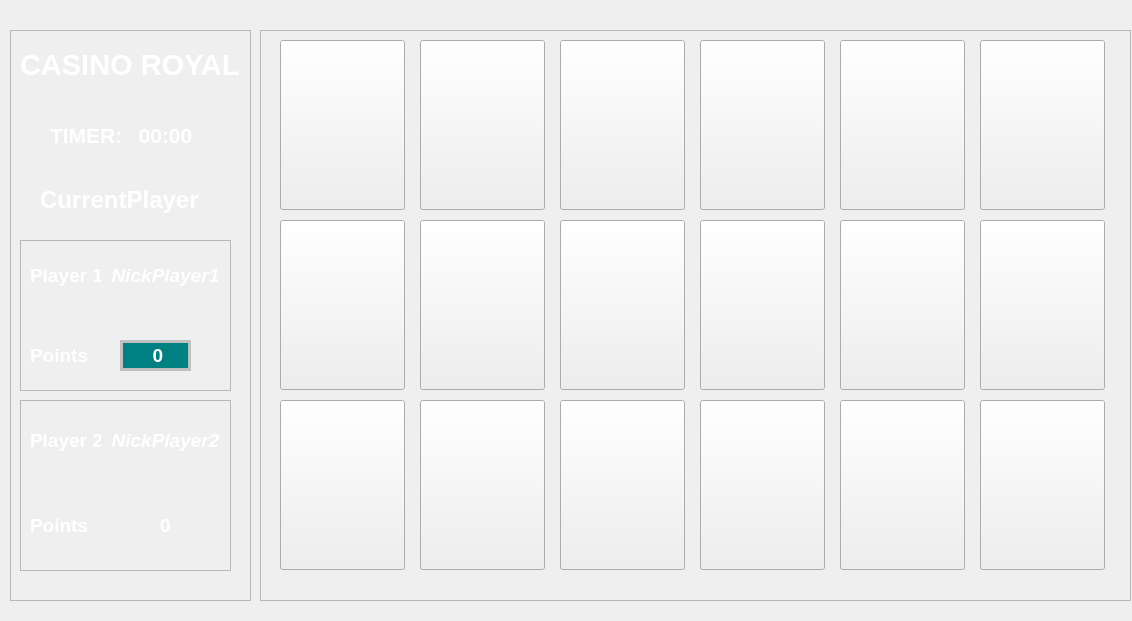
Above: main code/gamewindow.ui from A-HiDALGO/Proyecto1 before the change. Below: the same form after it.
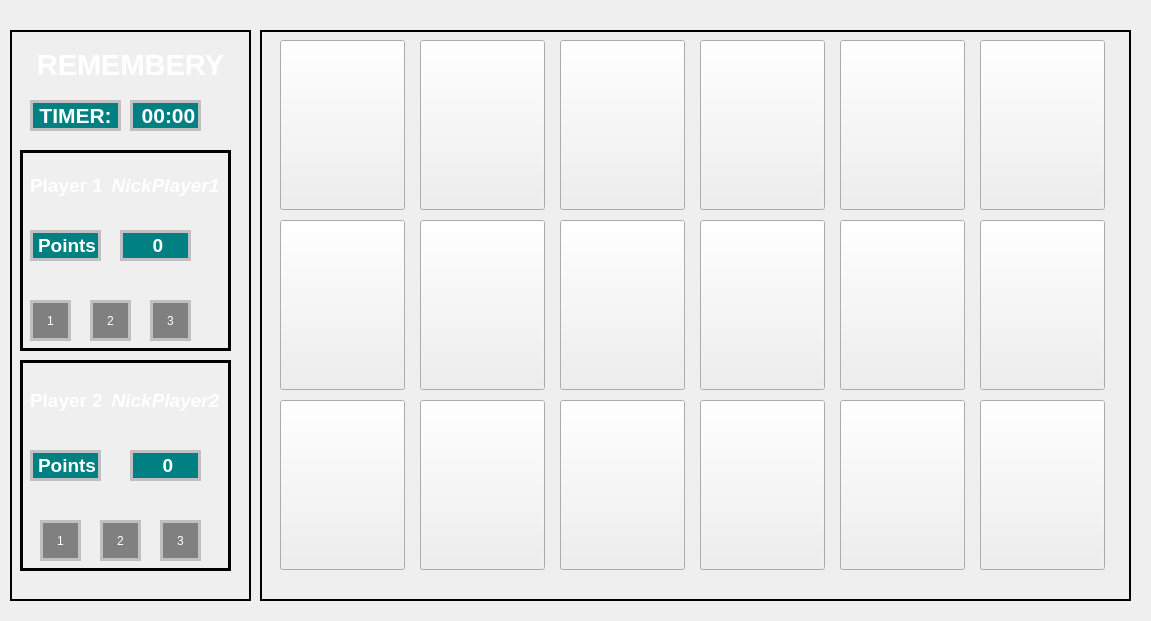
That is the form after the change. Icons and pictures are not drawn.

```diff
--- a/main code/gamewindow.ui
+++ b/main code/gamewindow.ui
@@ -6,7 +6,7 @@
    <rect>
     <x>0</x>
     <y>0</y>
-    <width>1132</width>
+    <width>1151</width>
     <height>621</height>
    </rect>
   </property>
@@ -31,7 +31,10 @@
      </rect>
     </property>
     <property name="styleSheet">
-     <string notr="true">color: white
+     <string notr="true">#CardsFrame{
+border: 2px solid black;
+border-radius
+}
 </string>
     </property>
     <property name="frameShape">
@@ -340,7 +343,9 @@
     </property>
     <property name="styleSheet">
      <string notr="true">#StatusBar{
-color: white 
+color: white ;
+border: 2px solid black;
+border-radius
 }
 
 #PointsP1{
@@ -348,6 +353,96 @@
 background: teal;
 border: 3px solid silver;
 border-radius
+}
+
+#PointsP2{
+qproperty-alignment: AlignCenter;
+background: teal;
+border: 3px solid silver;
+border-radius
+}
+
+#txtPointsPlayer1{
+qproperty-alignment: AlignCenter;
+background: teal;
+border: 3px solid silver;
+border-radius
+}
+
+#txtPointsPlayer2{
+qproperty-alignment: AlignCenter;
+background: teal;
+border: 3px solid silver;
+border-radius
+}
+
+#timer{
+qproperty-alignment: AlignCenter;
+background: teal;
+border: 3px solid silver;
+border-radius
+}
+
+#seconds{
+qproperty-alignment: AlignCenter;
+background: teal;
+border: 3px solid silver;
+border-radius
+}
+
+#pup1{
+qproperty-alignment: AlignCenter;
+background: gray;
+border: 3px solid silver;
+border-radius
+}
+#pup2 {
+qproperty-alignment: AlignCenter;
+background: gray;
+border: 3px solid silver;
+border-radius 
+}
+
+
+#pup3{
+qproperty-alignment: AlignCenter;
+background: gray;
+border: 3px solid silver;
+border-radius
+}
+
+#pup1_2{
+qproperty-alignment: AlignCenter;
+background: gray;
+border: 3px solid silver;
+border-radius
+}
+
+#pup2_2{
+qproperty-alignment: AlignCenter;
+background: gray;
+border: 3px solid silver;
+border-radius
+}
+
+#pup3_2{
+qproperty-alignment: AlignCenter;
+background: gray;
+border: 3px solid silver;
+border-radius
+}
+
+
+
+#frameP1{
+qproperty-alignment: AlignCenter;
+border: 3px solid Black;
+border-radius
+}
+#frameP2{
+qproperty-alignment: AlignCenter;
+border: 3px solid Black;
+border-radius
 }</string>
     </property>
     <property name="frameShape">
@@ -378,7 +473,7 @@
       <string notr="true">color: white</string>
      </property>
      <property name="text">
-      <string>&lt;html&gt;&lt;head/&gt;&lt;body&gt;&lt;p align=&quot;center&quot;&gt;CASINO ROYALE&lt;/p&gt;&lt;/body&gt;&lt;/html&gt;</string>
+      <string>&lt;html&gt;&lt;head/&gt;&lt;body&gt;&lt;p align=&quot;center&quot;&gt;REMEMBERY&lt;/p&gt;&lt;/body&gt;&lt;/html&gt;</string>
      </property>
      <property name="scaledContents">
       <bool>false</bool>
@@ -387,9 +482,9 @@
     <widget class="QLabel" name="timer">
      <property name="geometry">
       <rect>
-       <x>40</x>
-       <y>90</y>
-       <width>71</width>
+       <x>20</x>
+       <y>70</y>
+       <width>91</width>
        <height>31</height>
       </rect>
      </property>
@@ -410,7 +505,7 @@
      <property name="geometry">
       <rect>
        <x>120</x>
-       <y>90</y>
+       <y>70</y>
        <width>71</width>
        <height>31</height>
       </rect>
@@ -428,26 +523,13 @@
       <string>&lt;html&gt;&lt;head/&gt;&lt;body&gt;&lt;p align=&quot;center&quot;&gt;&lt;span style=&quot; font-weight:700;&quot;&gt;00:00&lt;/span&gt;&lt;/p&gt;&lt;/body&gt;&lt;/html&gt;</string>
      </property>
     </widget>
-    <widget class="QLabel" name="currentPlayer">
-     <property name="geometry">
-      <rect>
-       <x>30</x>
-       <y>140</y>
-       <width>171</width>
-       <height>61</height>
-      </rect>
-     </property>
-     <property name="text">
-      <string>&lt;html&gt;&lt;head/&gt;&lt;body&gt;&lt;p&gt;&lt;span style=&quot; font-size:18pt; font-weight:700;&quot;&gt;CurrentPlayer&lt;/span&gt;&lt;/p&gt;&lt;/body&gt;&lt;/html&gt;</string>
-     </property>
-    </widget>
     <widget class="QFrame" name="frameP1">
      <property name="geometry">
       <rect>
        <x>10</x>
-       <y>210</y>
+       <y>120</y>
        <width>211</width>
-       <height>151</height>
+       <height>201</height>
       </rect>
      </property>
      <property name="styleSheet">
@@ -463,7 +545,7 @@
       <property name="geometry">
        <rect>
         <x>100</x>
-        <y>100</y>
+        <y>80</y>
         <width>71</width>
         <height>31</height>
        </rect>
@@ -504,7 +586,7 @@
       <property name="geometry">
        <rect>
         <x>10</x>
-        <y>100</y>
+        <y>80</y>
         <width>71</width>
         <height>31</height>
        </rect>
@@ -544,14 +626,53 @@
        <string>&lt;html&gt;&lt;head/&gt;&lt;body&gt;&lt;p align=&quot;center&quot;&gt;&lt;span style=&quot; font-size:14pt; font-style:italic;&quot;&gt;NickPlayer1&lt;/span&gt;&lt;/p&gt;&lt;/body&gt;&lt;/html&gt;</string>
       </property>
      </widget>
+     <widget class="QPushButton" name="pup1">
+      <property name="geometry">
+       <rect>
+        <x>10</x>
+        <y>150</y>
+        <width>41</width>
+        <height>41</height>
+       </rect>
+      </property>
+      <property name="text">
+       <string>1</string>
+      </property>
+     </widget>
+     <widget class="QPushButton" name="pup3">
+      <property name="geometry">
+       <rect>
+        <x>130</x>
+        <y>150</y>
+        <width>41</width>
+        <height>41</height>
+       </rect>
+      </property>
+      <property name="text">
+       <string>3</string>
+      </property>
+     </widget>
+     <widget class="QPushButton" name="pup2">
+      <property name="geometry">
+       <rect>
+        <x>70</x>
+        <y>150</y>
+        <width>41</width>
+        <height>41</height>
+       </rect>
+      </property>
+      <property name="text">
+       <string>2</string>
+      </property>
+     </widget>
     </widget>
     <widget class="QFrame" name="frameP2">
      <property name="geometry">
       <rect>
        <x>10</x>
-       <y>370</y>
+       <y>330</y>
        <width>211</width>
-       <height>171</height>
+       <height>211</height>
       </rect>
      </property>
      <property name="frameShape">
@@ -564,7 +685,7 @@
       <property name="geometry">
        <rect>
         <x>10</x>
-        <y>110</y>
+        <y>90</y>
         <width>71</width>
         <height>31</height>
        </rect>
@@ -630,7 +751,7 @@
       <property name="geometry">
        <rect>
         <x>110</x>
-        <y>110</y>
+        <y>90</y>
         <width>71</width>
         <height>31</height>
        </rect>
@@ -645,6 +766,45 @@
        <string>&lt;html&gt;&lt;head/&gt;&lt;body&gt;&lt;p align=&quot;center&quot;&gt;0&lt;/p&gt;&lt;/body&gt;&lt;/html&gt;</string>
       </property>
      </widget>
+     <widget class="QPushButton" name="pup2_2">
+      <property name="geometry">
+       <rect>
+        <x>80</x>
+        <y>160</y>
+        <width>41</width>
+        <height>41</height>
+       </rect>
+      </property>
+      <property name="text">
+       <string>2</string>
+      </property>
+     </widget>
+     <widget class="QPushButton" name="pup1_2">
+      <property name="geometry">
+       <rect>
+        <x>20</x>
+        <y>160</y>
+        <width>41</width>
+        <height>41</height>
+       </rect>
+      </property>
+      <property name="text">
+       <string>1</string>
+      </property>
+     </widget>
+     <widget class="QPushButton" name="pup3_2">
+      <property name="geometry">
+       <rect>
+        <x>140</x>
+        <y>160</y>
+        <width>41</width>
+        <height>41</height>
+       </rect>
+      </property>
+      <property name="text">
+       <string>3</string>
+      </property>
+     </widget>
     </widget>
    </widget>
   </widget>
```
